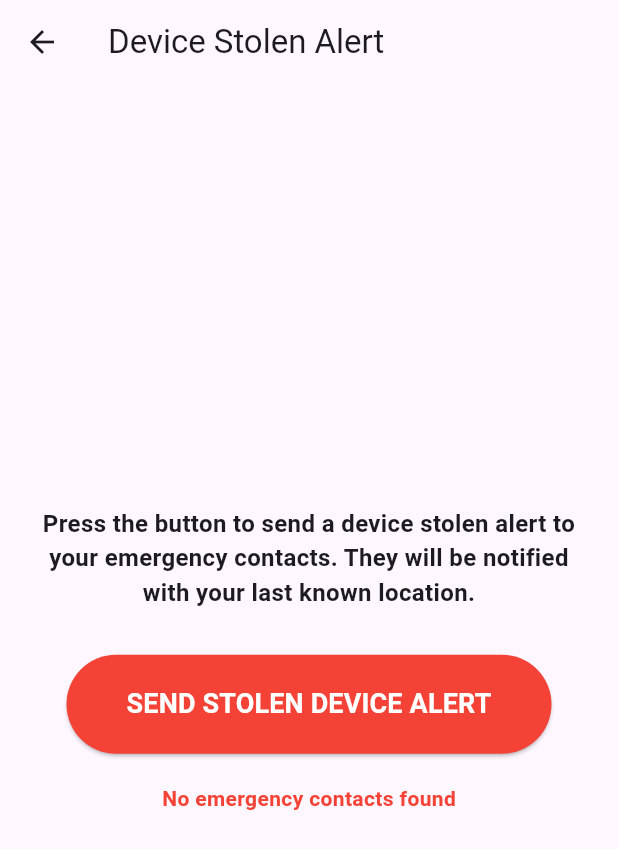
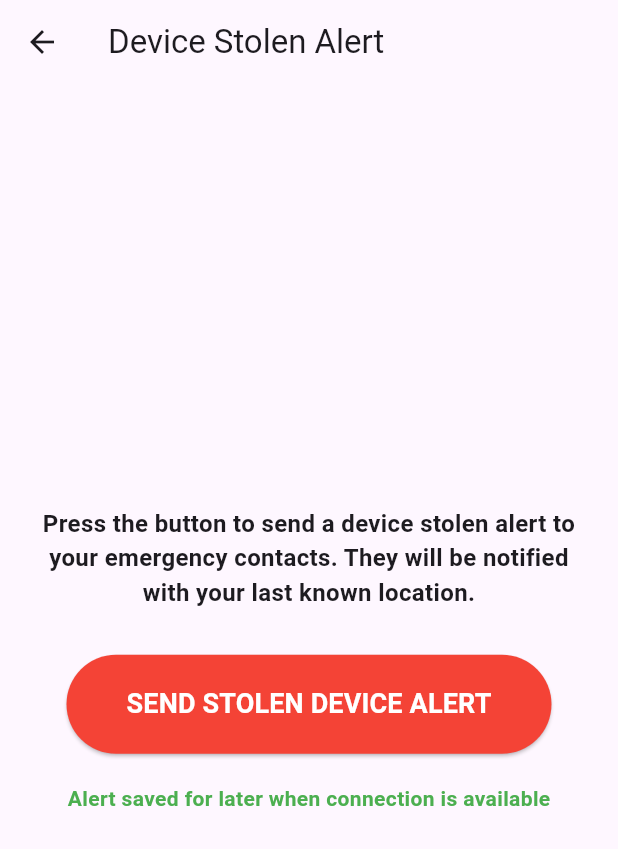
Before and after one commit to MATHUR007/Anti_Theft_App, a Flutter app: the EmergencyScreen screen opened directly, after a tap on "SEND STOLEN DEVICE ALERT", on a phone screen of 412 x 824 dp. Shown: the top 849 px of the screen. Run offline on Flutter 3.47's test engine with Material 3 defaults, Android fonts, the phone set to English and light mode, and no system bars; our stand-ins replace cloud_firestore, cloud_functions, connectivity_plus, firebase_auth, firebase_core, geolocator and 3 more; accounts and stored records are empty.

Commit message:
Trying to correct errors

```diff
--- a/lib/main.dart
+++ b/lib/main.dart
@@ -1,5 +1,6 @@
 import 'package:flutter/material.dart';
 import 'package:firebase_core/firebase_core.dart';
+import 'package:cloud_firestore/cloud_firestore.dart';
 import 'screens/login_screen.dart'; // Import your LoginScreen file
 
 void main() async {
@@ -16,6 +17,11 @@ void main() async {
       appId: "1:27950161623:web:dacee3dc110ea5b3ed5a92",
       measurementId: "G-WEE9Z5KSDK",
     ),
+  );
+
+  FirebaseFirestore.instance.settings = const Settings(
+    persistenceEnabled: true,
+    cacheSizeBytes: Settings.CACHE_SIZE_UNLIMITED,
   );
 
   runApp(SnatcherApp());
--- a/lib/screens/EmergencyScreen.dart
+++ b/lib/screens/EmergencyScreen.dart
@@ -6,6 +6,7 @@ import 'package:geolocator/geolocator.dart';
 import 'dart:io';
 import 'package:shared_preferences/shared_preferences.dart';
 import 'dart:convert';
+import 'package:http/http.dart' as http;
 
 class EmergencyScreen extends StatefulWidget {
   final String? reason;
@@ -58,12 +59,32 @@ class _EmergencyScreenState extends State<EmergencyScreen> {
     }
   }
 
-  // Check for internet connection
   Future<bool> _checkInternetConnection() async {
+    try {
+      // This approach works on more platforms
+      if (Platform.isAndroid ||
+          Platform.isIOS ||
+          Platform.isLinux ||
+          Platform.isMacOS ||
+          Platform.isWindows) {
         try {
           final result = await InternetAddress.lookup('google.com');
           return result.isNotEmpty && result[0].rawAddress.isNotEmpty;
         } on SocketException catch (_) {
+          return false;
+        }
+      } else {
+        // For web and other platforms, try a different approach
+        // This could be a simple HTTP request
+        try {
+          final response = await http.get(Uri.parse('https://google.com'));
+          return response.statusCode == 200;
+        } catch (_) {
+          return false;
+        }
+      }
+    } catch (_) {
+      // Fallback for any other issues
       return false;
     }
   }
@@ -134,6 +155,31 @@ class _EmergencyScreenState extends State<EmergencyScreen> {
     }
   }
 
+  // Store emergency contacts locally for offline use
+  Future<void> _cacheEmergencyContacts(
+      List<Map<String, dynamic>> contacts) async {
+    try {
+      final prefs = await SharedPreferences.getInstance();
+      await prefs.setString('emergency_contacts', json.encode(contacts));
+    } catch (e) {
+      print("Failed to cache emergency contacts: $e");
+    }
+  }
+
+  // Get cached emergency contacts
+  Future<List<Map<String, dynamic>>> _getCachedEmergencyContacts() async {
+    try {
+      final prefs = await SharedPreferences.getInstance();
+      final contactsJson = prefs.getString('emergency_contacts');
+      if (contactsJson != null && contactsJson.isNotEmpty) {
+        return List<Map<String, dynamic>>.from(json.decode(contactsJson));
+      }
+    } catch (e) {
+      print("Failed to get cached emergency contacts: $e");
+    }
+    return [];
+  }
+
   Future<void> sendEmergencyEmail() async {
     setState(() {
       _isSending = true;
@@ -152,59 +198,98 @@ class _EmergencyScreenState extends State<EmergencyScreen> {
         return;
       }
 
-      // Get user data - try to use cached data if offline
-      DocumentSnapshot<Map<String, dynamic>> userDoc;
+      // Try to get user data with a more resilient approach
+      DocumentSnapshot<Map<String, dynamic>>? userDoc;
+      Map<String, dynamic>? userData;
+      String userName = user.displayName ?? 'User';
+      String userEmail = user.email ?? '';
+      List<Map<String, dynamic>> contacts = [];
+
       try {
-        // Set source to cache if offline, server if online
-        Source source = isConnected ? Source.server : Source.cache;
+        // First try to get from server or cache, whichever is available
         userDoc = await FirebaseFirestore.instance
             .collection('users')
             .doc(user.uid)
-            .get(GetOptions(source: source));
+            .get();
+
+        if (userDoc.exists) {
+          userData = userDoc.data()!;
+          userName = userData['full_name'] ?? userName;
+          userEmail = userData['email'] ?? userEmail;
+          contacts = List<Map<String, dynamic>>.from(
+              userData['emergency_contacts'] ?? []);
+
+          // Cache contacts for offline use
+          if (contacts.isNotEmpty) {
+            await _cacheEmergencyContacts(contacts);
+          }
+        }
       } catch (e) {
-        _setErrorState('Could not access user data: $e');
+        // If that fails, try explicitly from cache
+        try {
+          userDoc = await FirebaseFirestore.instance
+              .collection('users')
+              .doc(user.uid)
+              .get(GetOptions(source: Source.cache));
+
+          if (userDoc != null && userDoc.exists) {
+            userData = userDoc.data()!;
+            userName = userData['full_name'] ?? userName;
+            userEmail = userData['email'] ?? userEmail;
+            contacts = List<Map<String, dynamic>>.from(
+                userData['emergency_contacts'] ?? []);
+          }
+        } catch (cacheError) {
+          print("Cache access error: $cacheError");
+          // Try to get contacts from local storage
+          contacts = await _getCachedEmergencyContacts();
+        }
+      }
+
+      // If we still don't have contacts and we're offline, handle appropriately
+      if (contacts.isEmpty) {
+        if (!isConnected) {
+          setState(() {
+            _statusMessage =
+                'No emergency contacts available offline. Alert will be saved for later.';
+          });
+        } else {
+          _setErrorState(
+              'No emergency contacts found. Please add contacts in your profile.');
           return;
         }
-
-      if (!userDoc.exists) {
-        _setErrorState('User profile not found');
-        return;
-      }
-
-      final userData = userDoc.data()!;
-      final userName = userData['full_name'] ?? 'User';
-      final userEmail = userData['email'];
-      final contacts =
-          List<Map<String, dynamic>>.from(userData['emergency_contacts'] ?? []);
-
-      if (contacts.isEmpty) {
-        _setErrorState('No emergency contacts found');
-        return;
       }
 
       // Get location - might work even if Firebase is offline
-      Position position;
+      Position? position;
+      String location = "Location unavailable";
+
       try {
         position = await Geolocator.getCurrentPosition(
             desiredAccuracy: LocationAccuracy.high);
-      } catch (e) {
-        // If can't get current position, try last known
-        try {
-          position = await Geolocator.getLastKnownPosition() ??
-              await Geolocator.getCurrentPosition(
-                  desiredAccuracy: LocationAccuracy.lowest);
-        } catch (e) {
-          _setErrorState('Could not determine location: $e');
-          return;
-        }
-      }
 
         // Format location with Google Maps link
         String locationText =
             "Latitude: ${position.latitude}, Longitude: ${position.longitude}";
         String mapsUrl =
             "https://maps.google.com/?q=${position.latitude},${position.longitude}";
-      String location = "$locationText\nView on Maps: $mapsUrl";
+        location = "$locationText\nView on Maps: $mapsUrl";
+      } catch (e) {
+        // If can't get current position, try last known
+        try {
+          position = await Geolocator.getLastKnownPosition();
+          if (position != null) {
+            String locationText =
+                "Last known location - Latitude: ${position.latitude}, Longitude: ${position.longitude}";
+            String mapsUrl =
+                "https://maps.google.com/?q=${position.latitude},${position.longitude}";
+            location = "$locationText\nView on Maps: $mapsUrl";
+          }
+        } catch (e) {
+          print("Location error: $e");
+          // Continue with unavailable location
+        }
+      }
 
       // Prepare message based on reason
       String alertMessage;
--- a/pubspec.yaml
+++ b/pubspec.yaml
@@ -24,6 +24,7 @@ dependencies:
   shared_preferences: ^2.2.0
   connectivity_plus: ^4.0.2
   share_plus: ^7.2.1
+  http: ^1.1.0
 
 
 
```
Also changed, not shown: pubspec.lock, 1 other file. Lines whose indentation alone changed are shown as unchanged.
